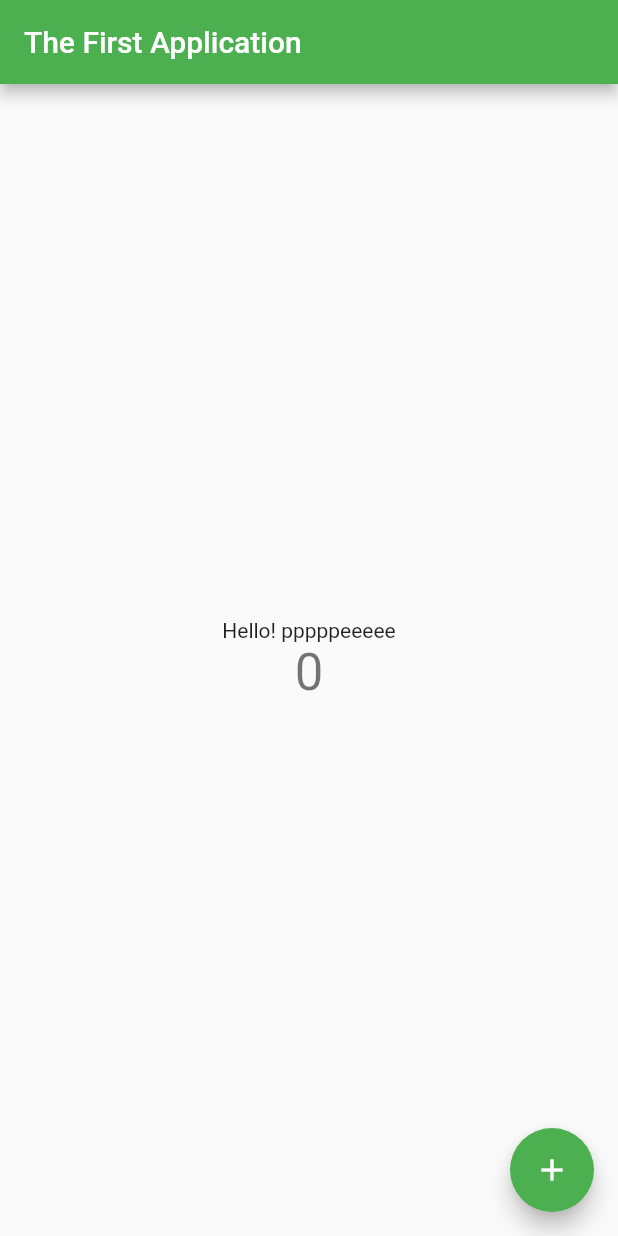
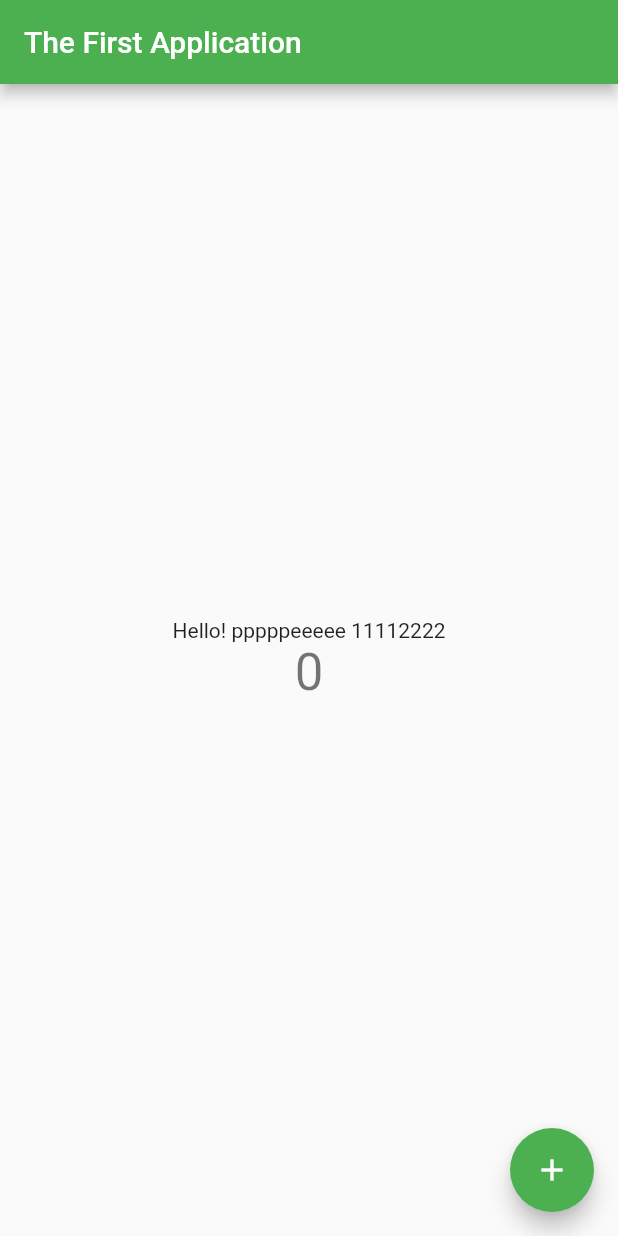
Before and after one commit to trongnghianguyen2709/TEST, a Flutter app: the screen it shows after launch, on a phone screen of 412 x 824 dp. Run offline on Flutter 3.47's test engine with Material 2 defaults, Android fonts, the phone set to English and light mode, and no system bars.

Commit message:
change 3

```diff
--- a/lib/main.dart
+++ b/lib/main.dart
@@ -73,7 +73,7 @@ class _MyHomePageState extends State<MyHomePage> {
           mainAxisAlignment: MainAxisAlignment.center,
           children: <Widget>[
             Text(
-              'Hello! pppppeeeee',
+              'Hello! pppppeeeee 11112222',
             ),
             Text(
               '$_counter',
```
